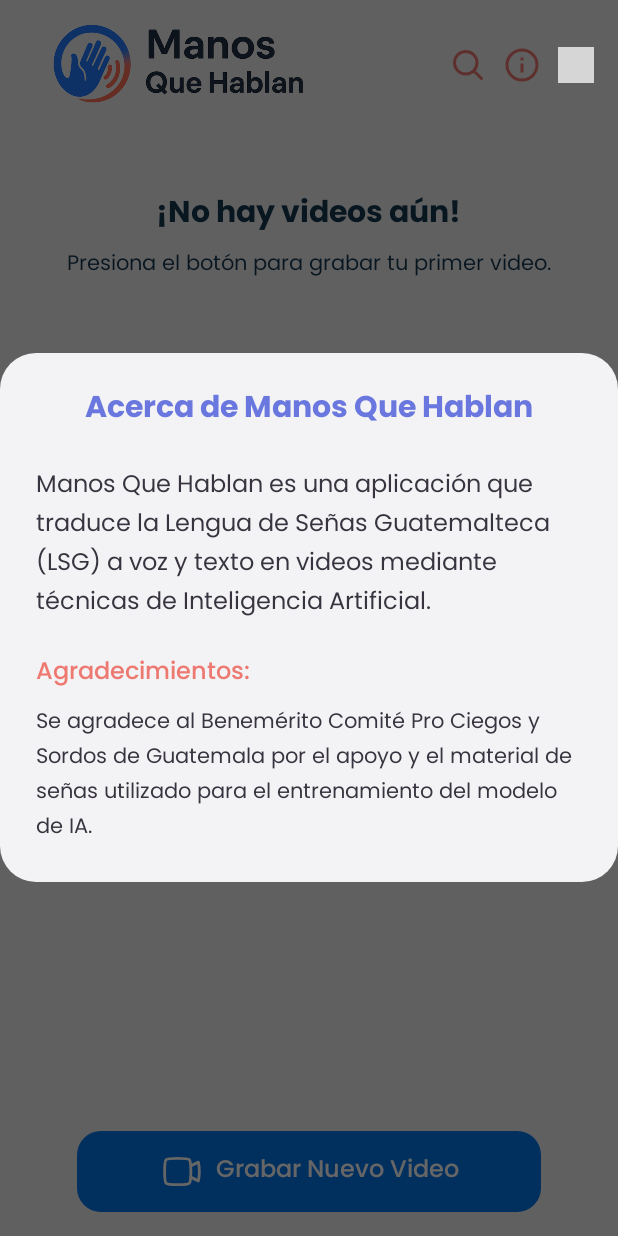
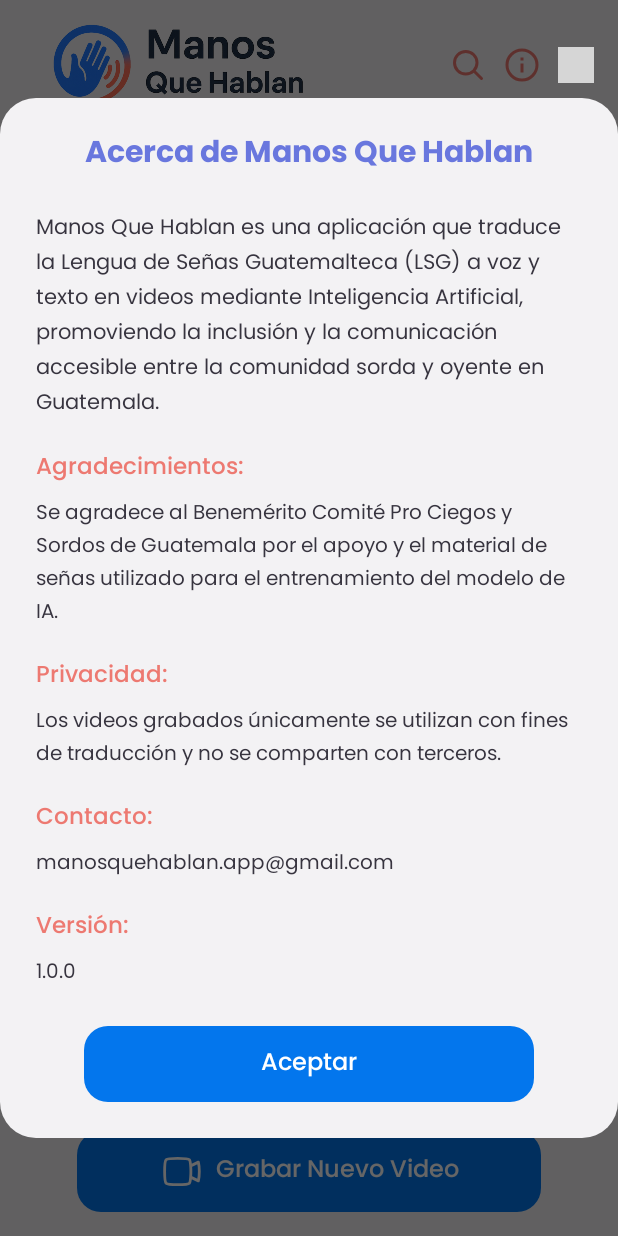
Before and after one commit to ItsFernan17/ManosQueHablan, an Android app: the screen it shows after launch (InicioAppActivity), after a tap on "Información", on a phone screen of 412 x 824 dp. Run offline under Robolectric (Android 15) with nearby library versions, the phone set to English and light mode, and no system bars; grey boxes are pictures that could not be loaded.

Commit message:
Cambios en Diseño

```diff
--- a/app-android/app/src/main/java/com/frivasm/manosquehablan/ProcesandoVideoActivity.kt
+++ b/app-android/app/src/main/java/com/frivasm/manosquehablan/ProcesandoVideoActivity.kt
@@ -431,7 +431,7 @@ class ProcesandoVideoActivity : AppCompatActivity() {
                 guardarArchivoLocal(
                     ApiCliente.urlAbsoluta(data.video_url!!),
                     carpeta,
-                    "video_traducido.mp4",
+                    "Video_$fecha.mp4",
                     "video/mp4"
                 )
 
--- a/app-android/app/src/main/java/com/frivasm/manosquehablan/dialogs/DialogUtils.kt
+++ b/app-android/app/src/main/java/com/frivasm/manosquehablan/dialogs/DialogUtils.kt
@@ -8,6 +8,7 @@ import android.view.LayoutInflater
 import android.view.View
 import android.widget.EditText
 import android.widget.ImageView
+import android.widget.LinearLayout
 import android.widget.TextView
 import android.widget.Toast
 import com.frivasm.manosquehablan.R
@@ -155,6 +156,7 @@ object DialogUtils {
         val inflater = LayoutInflater.from(context)
         val view = inflater.inflate(R.layout.dialog_acerca_de, null)
         val txtTitulo = view.findViewById<TextView>(R.id.txtTituloAcercaDe)
+        val btnAceptar = view.findViewById<LinearLayout>(R.id.btnAceptar)
 
         val dialog = AlertDialog.Builder(context)
             .setView(view)
@@ -162,6 +164,11 @@ object DialogUtils {
             .create()
 
         dialog.window?.setBackgroundDrawableResource(android.R.color.transparent)
+
+        // Botón para cerrar el diálogo
+        btnAceptar.setOnClickListener {
+            dialog.dismiss()
+        }
 
         // Animación del título con colores rojo y celeste
         animarTituloColores(context, txtTitulo)
--- a/app-android/app/src/main/java/com/frivasm/manosquehablan/helpers/VideoViewBuilder.kt
+++ b/app-android/app/src/main/java/com/frivasm/manosquehablan/helpers/VideoViewBuilder.kt
@@ -47,11 +47,27 @@ object VideoViewBuilder {
             titulo.isSelected = true // Para marquee
 
             // ✅ Mostrar fecha de creación si existe el TextView
-            fecha?.text = try {
-                val fechaCreacion = VideoUtils.obtenerFechaCreacionVideo(videoFile.absolutePath)
-                formatoFecha.format(Date(fechaCreacion))
-            } catch (_: Exception) {
-                ""
+            if (fecha != null) {
+                fecha.text = try {
+                    val fechaCreacion = VideoUtils.obtenerFechaCreacionVideo(videoFile.absolutePath)
+                    formatoFecha.format(Date(fechaCreacion))
+                } catch (_: Exception) {
+                    ""
+                }
+            }
+
+            // ✅ Detalles (fecha + peso) si existe el TextView txtDetalles
+            if (detalles != null) {
+                CoroutineScope(Dispatchers.Main).launch {
+                    val detallesTexto = withContext(Dispatchers.IO) {
+                        VideoUtils.construirDetalles(
+                            context,
+                            Date(videoFile.lastModified()),
+                            videoFile.absolutePath
+                        )
+                    }
+                    detalles.text = detallesTexto
+                }
             }
 
             // ✅ Miniatura desde caché o generar
@@ -93,18 +109,6 @@ object VideoViewBuilder {
                         miniatura.setImageBitmap(it)
                     }
                 }
-            }
-
-            // ✅ Detalles
-            CoroutineScope(Dispatchers.Main).launch {
-                val detallesTexto = withContext(Dispatchers.IO) {
-                    VideoUtils.construirDetalles(
-                        context,
-                        Date(videoFile.lastModified()),
-                        videoFile.absolutePath
-                    )
-                }
-                detalles?.text = detallesTexto
             }
 
             // ✅ Acciones
--- a/app-android/app/src/main/java/com/frivasm/manosquehablan/utils/VideoUtils.kt
+++ b/app-android/app/src/main/java/com/frivasm/manosquehablan/utils/VideoUtils.kt
@@ -32,7 +32,7 @@ object VideoUtils {
         }
 
         val tamaño = formatearTamaño(file.length())
-        val formatoFecha = SimpleDateFormat("dd/MM/yyyy HH:mm", Locale.getDefault())
+        val formatoFecha = SimpleDateFormat("dd/MM/yyyy", Locale.getDefault())
         val fechaTexto = formatoFecha.format(fecha)
 
         return "$tamaño • $fechaTexto"
--- a/app-android/app/src/main/res/layout/dialog_acerca_de.xml
+++ b/app-android/app/src/main/res/layout/dialog_acerca_de.xml
@@ -44,12 +44,12 @@
             <TextView
                 android:layout_width="match_parent"
                 android:layout_height="wrap_content"
-                android:text="Manos Que Hablan es una aplicación que traduce la Lengua de Señas Guatemalteca (LSG) a voz y texto en videos mediante técnicas de Inteligencia Artificial."
+                android:text="Manos Que Hablan es una aplicación que traduce la Lengua de Señas Guatemalteca (LSG) a voz y texto en videos mediante Inteligencia Artificial, promoviendo la inclusión y la comunicación accesible entre la comunidad sorda y oyente en Guatemala."
                 android:textColor="@color/texto_videos"
-                android:textSize="16sp"
+                android:textSize="14sp"
                 android:fontFamily="@font/poppins_regular"
                 android:lineSpacingExtra="4dp"
-                android:layout_marginBottom="20dp" />
+                android:layout_marginBottom="18dp" />
 
             <!-- Agradecimientos -->
             <TextView
@@ -57,18 +57,102 @@
                 android:layout_height="wrap_content"
                 android:text="Agradecimientos:"
                 android:textColor="@color/rojo"
-                android:textSize="16sp"
+                android:textSize="15sp"
                 android:fontFamily="@font/poppins_medium"
-                android:layout_marginBottom="8dp" />
+                android:layout_marginBottom="6dp" />
 
             <TextView
                 android:layout_width="match_parent"
                 android:layout_height="wrap_content"
                 android:text="Se agradece al Benemérito Comité Pro Ciegos y Sordos de Guatemala por el apoyo y el material de señas utilizado para el entrenamiento del modelo de IA."
                 android:textColor="@color/texto_videos"
-                android:textSize="14sp"
+                android:textSize="13sp"
                 android:fontFamily="@font/poppins_regular"
-                android:lineSpacingExtra="4dp" />
+                android:lineSpacingExtra="3dp"
+                android:layout_marginBottom="18dp" />
+
+            <!-- Privacidad -->
+            <TextView
+                android:layout_width="match_parent"
+                android:layout_height="wrap_content"
+                android:text="Privacidad:"
+                android:textColor="@color/rojo"
+                android:textSize="15sp"
+                android:fontFamily="@font/poppins_medium"
+                android:layout_marginBottom="6dp" />
+
+            <TextView
+                android:layout_width="match_parent"
+                android:layout_height="wrap_content"
+                android:text="Los videos grabados únicamente se utilizan con fines de traducción y no se comparten con terceros."
+                android:textColor="@color/texto_videos"
+                android:textSize="13sp"
+                android:fontFamily="@font/poppins_regular"
+                android:lineSpacingExtra="3dp"
+                android:layout_marginBottom="18dp" />
+
+            <!-- Contacto -->
+            <TextView
+                android:layout_width="match_parent"
+                android:layout_height="wrap_content"
+                android:text="Contacto:"
+                android:textColor="@color/rojo"
+                android:textSize="15sp"
+                android:fontFamily="@font/poppins_medium"
+                android:layout_marginBottom="6dp" />
+
+            <TextView
+                android:layout_width="match_parent"
+                android:layout_height="wrap_content"
+                android:text="manosquehablan.app@gmail.com"
+                android:textColor="@color/texto_videos"
+                android:textSize="13sp"
+                android:fontFamily="@font/poppins_regular"
+                android:lineSpacingExtra="3dp"
+                android:layout_marginBottom="18dp" />
+
+            <!-- Versión -->
+            <TextView
+                android:layout_width="match_parent"
+                android:layout_height="wrap_content"
+                android:text="Versión:"
+                android:textColor="@color/rojo"
+                android:textSize="15sp"
+                android:fontFamily="@font/poppins_medium"
+                android:layout_marginBottom="6dp" />
+
+            <TextView
+                android:layout_width="match_parent"
+                android:layout_height="wrap_content"
+                android:text="1.0.0"
+                android:textColor="@color/texto_videos"
+                android:textSize="13sp"
+                android:fontFamily="@font/poppins_regular"
+                android:lineSpacingExtra="3dp"
+                android:layout_marginBottom="24dp" />
+
+            <!-- Botón Aceptar -->
+            <LinearLayout
+                android:id="@+id/btnAceptar"
+                android:layout_width="match_parent"
+                android:layout_height="wrap_content"
+                android:layout_marginHorizontal="32dp"
+                android:background="@drawable/boton_redondeado_aceptar"
+                android:clickable="true"
+                android:focusable="true"
+                android:gravity="center"
+                android:orientation="horizontal"
+                android:paddingVertical="12dp">
+
+                <TextView
+                    android:layout_width="wrap_content"
+                    android:layout_height="wrap_content"
+                    android:fontFamily="@font/poppins_medium"
+                    android:text="Aceptar"
+                    android:textAlignment="center"
+                    android:textColor="@android:color/white"
+                    android:textSize="16sp" />
+            </LinearLayout>
 
         </LinearLayout>
 
--- a/app-android/app/src/main/res/layout/item_video_por_fecha.xml
+++ b/app-android/app/src/main/res/layout/item_video_por_fecha.xml
@@ -80,12 +80,16 @@
 
             <TextView
                 android:id="@+id/txtDetalles"
-                android:layout_width="212dp"
+                android:layout_width="match_parent"
                 android:layout_height="wrap_content"
                 android:fontFamily="@font/poppins_regular"
-                android:text="1/08/2025 · 00:20 de video"
+                android:text="1/08/2025 · 2.5 MB"
                 android:textColor="#777777"
-                android:textSize="14sp" />
+                android:textSize="14sp"
+                android:textAlignment="center"
+                android:layout_marginTop="4dp"
+                android:maxLines="1"
+                android:ellipsize="end" />
         </LinearLayout>
 
         <!-- Botón de opciones -->
--- a/app-android/app/src/main/res/layout/item_video_por_letra.xml
+++ b/app-android/app/src/main/res/layout/item_video_por_letra.xml
@@ -96,12 +96,15 @@
 
             <TextView
                 android:id="@+id/txtDetalles"
-                android:layout_width="wrap_content"
+                android:layout_width="match_parent"
                 android:layout_height="wrap_content"
-                android:text="1/08/2025 · 00:20 de video"
+                android:text="1/08/2025 · 2.5 MB"
                 android:textSize="14sp"
                 android:textColor="#777777"
-                android:fontFamily="@font/poppins_regular" />
+                android:fontFamily="@font/poppins_regular"
+                android:maxLines="1"
+                android:ellipsize="end"
+                android:textAlignment="center" />
         </LinearLayout>
 
         <!-- Botón de opciones -->
```
Also changed, not shown: 2 other files.
